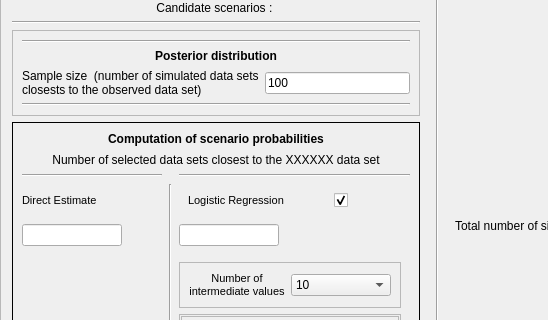
First picture: the form in gui/src/uis/setupComparisonConfidence.ui, repository cbgp/diyabc, before the edit; both pictures show x 0 to 548 and y 210 to 530 of the 808 by 728 pixel window.
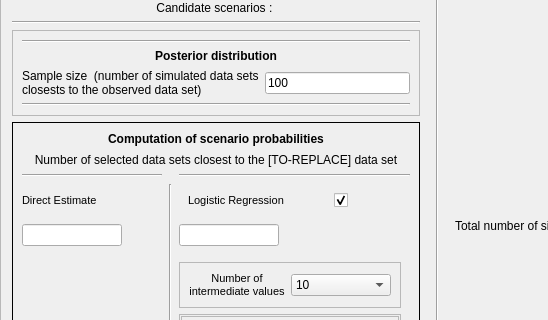
Second picture: the form after the edit.

Diff of the .ui file:
```diff
--- a/gui/src/uis/setupComparisonConfidence.ui
+++ b/gui/src/uis/setupComparisonConfidence.ui
@@ -734,7 +734,7 @@
           <item row="1" column="0" colspan="3">
            <widget class="QLabel" name="scenarioProbaExplainLabel">
             <property name="text">
-             <string>Number of selected data sets closest to the XXXXXX data set</string>
+             <string>Number of selected data sets closest to the [TO-REPLACE] data set</string>
             </property>
             <property name="alignment">
              <set>Qt::AlignCenter</set>
```
Left out of the diff: 2 changed lines with no effect on the pictures.
